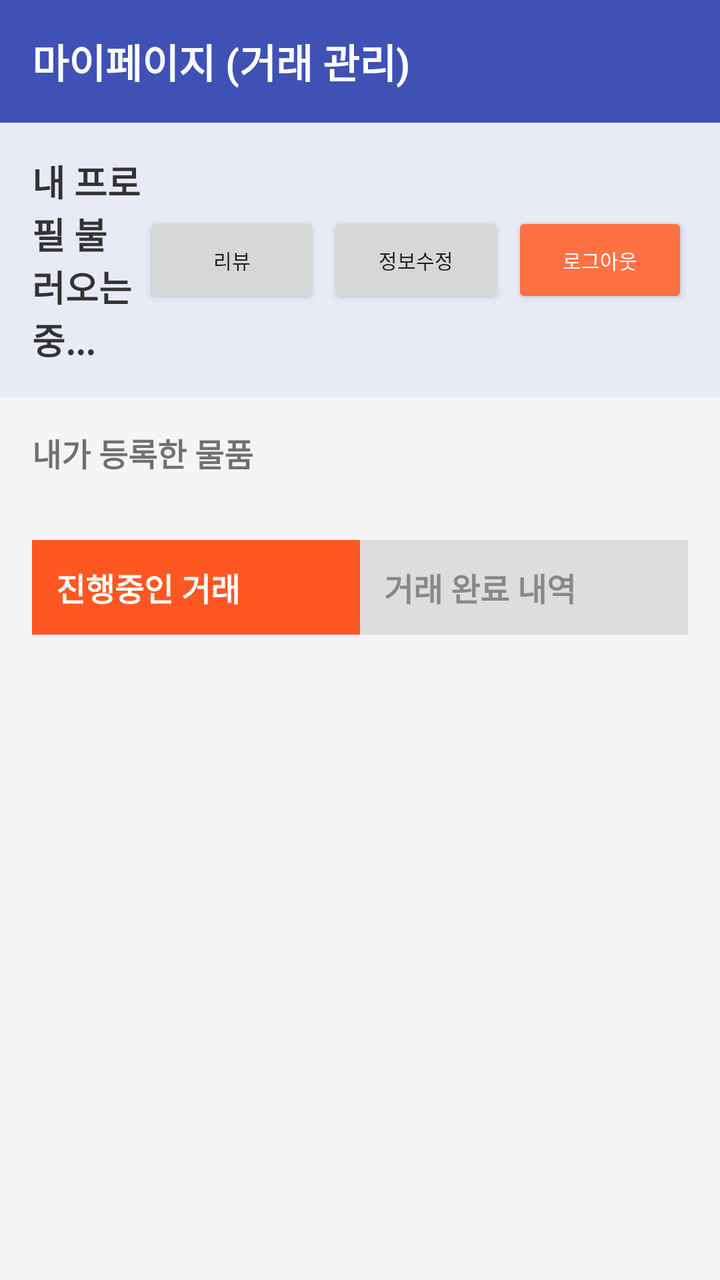
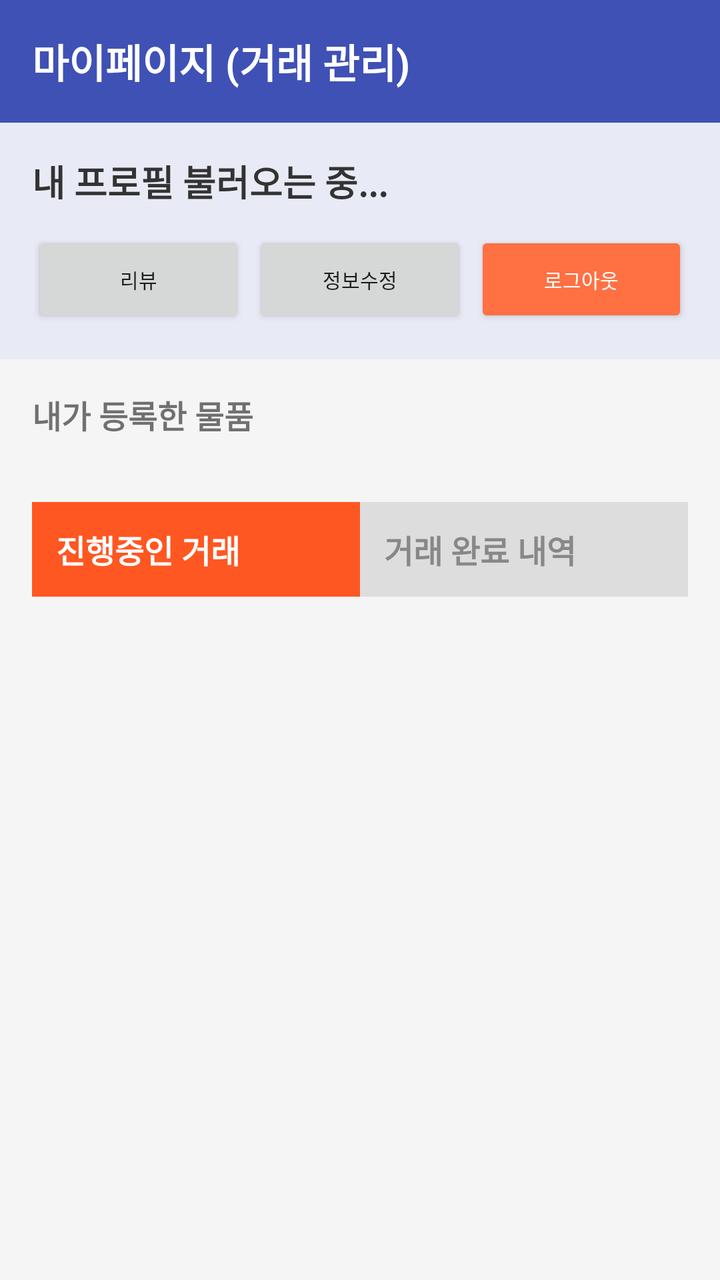

Two renders of the same Android screen: before a commit and after it. Below are the layout's source before the change and the commit's diff.
<!-- AndroidManifest.xml: application theme Theme.AppCompat.Light.NoActionBar -->
<!-- res/layout/activity_transaction_management.xml -->
<?xml version="1.0" encoding="utf-8"?>
<LinearLayout xmlns:android="http://schemas.android.com/apk/res/android"
    android:layout_width="match_parent"
    android:layout_height="match_parent"
    android:orientation="vertical"
    android:background="#F5F5F5">

    <TextView
        android:layout_width="match_parent"
        android:layout_height="wrap_content"
        android:text="마이페이지 (거래 관리)"
        android:textSize="20sp"
        android:textStyle="bold"
        android:padding="16dp"
        android:textColor="#FFFFFF"
        android:background="#3F51B5"/>
        
    <LinearLayout
        android:layout_width="match_parent"
        android:layout_height="wrap_content"
        android:orientation="horizontal"
        android:padding="16dp"
        android:background="#E8EAF6"
        android:gravity="center_vertical">
        <TextView
            android:id="@+id/tvMyProfile"
            android:layout_width="0dp"
            android:layout_weight="1"
            android:layout_height="wrap_content"
            android:textSize="18sp"
            android:textColor="#333333"
            android:textStyle="bold"
            android:text="내 프로필 불러오는 중..."/>
        <Button
            android:id="@+id/btnViewMyReviews"
            android:layout_width="wrap_content"
            android:layout_height="wrap_content"
            android:text="리뷰"
            android:textSize="10sp"
            android:layout_marginEnd="4dp"/>
        <Button
            android:id="@+id/btnEditProfile"
            android:layout_width="wrap_content"
            android:layout_height="wrap_content"
            android:text="정보수정"
            android:textSize="10sp"
            android:layout_marginEnd="4dp"/>
        <Button
            android:id="@+id/btnLogout"
            android:layout_width="wrap_content"
            android:layout_height="wrap_content"
            android:text="로그아웃"
            android:textSize="10sp"
            android:backgroundTint="#FF7043"
            android:textColor="#FFFFFF" />
    </LinearLayout>

    <androidx.core.widget.NestedScrollView
        android:layout_width="match_parent"
        android:layout_height="match_parent">
        
        <LinearLayout
            android:layout_width="match_parent"
            android:layout_height="wrap_content"
            android:orientation="vertical"
            android:padding="16dp">

            <TextView
                android:layout_width="wrap_content"
                android:layout_height="wrap_content"
                android:text="내가 등록한 물품"
                android:textStyle="bold"
                android:textSize="16sp"
                android:layout_marginBottom="8dp"/>

            <androidx.recyclerview.widget.RecyclerView
                android:id="@+id/recyclerViewMyItems"
                android:layout_width="match_parent"
                android:layout_height="wrap_content"
                android:nestedScrollingEnabled="false"
                android:layout_marginBottom="24dp"/>

            <LinearLayout
                android:layout_width="match_parent"
                android:layout_height="wrap_content"
                android:orientation="horizontal"
                android:layout_marginBottom="8dp">

                <TextView
                    android:id="@+id/tabOngoing"
                    android:layout_width="0dp"
                    android:layout_height="wrap_content"
                    android:layout_weight="1"
                    android:text="진행중인 거래"
                    android:textAlignment="center"
                    android:textStyle="bold"
                    android:textSize="16sp"
                    android:padding="12dp"
                    android:textColor="#FFFFFF"
                    android:background="#FF5722"/>

                <TextView
                    android:id="@+id/tabCompleted"
                    android:layout_width="0dp"
                    android:layout_height="wrap_content"
                    android:layout_weight="1"
                    android:text="거래 완료 내역"
                    android:textAlignment="center"
                    android:textStyle="bold"
                    android:textSize="16sp"
                    android:padding="12dp"
                    android:textColor="#888888"
                    android:background="#DDDDDD"/>
            </LinearLayout>

            <androidx.recyclerview.widget.RecyclerView
                android:id="@+id/recyclerViewTransactions"
                android:layout_width="match_parent"
                android:layout_height="wrap_content"
                android:nestedScrollingEnabled="false"
                android:layout_marginBottom="24dp"/>

            <androidx.recyclerview.widget.RecyclerView
                android:id="@+id/recyclerViewCompletedTransactions"
                android:layout_width="match_parent"
                android:layout_height="wrap_content"
                android:visibility="gone"
                android:nestedScrollingEnabled="false"/>
                
        </LinearLayout>
    </androidx.core.widget.NestedScrollView>
</LinearLayout>
<!-- resources referenced by this layout -->
<resources>

</resources>

<!-- the commit's change to res/layout/activity_transaction_management.xml (unified diff, before → after) -->
@@ -18,41 +18,52 @@
     <LinearLayout
         android:layout_width="match_parent"
         android:layout_height="wrap_content"
-        android:orientation="horizontal"
+        android:orientation="vertical"
         android:padding="16dp"
-        android:background="#E8EAF6"
-        android:gravity="center_vertical">
+        android:background="#E8EAF6">
+
         <TextView
             android:id="@+id/tvMyProfile"
-            android:layout_width="0dp"
-            android:layout_weight="1"
+            android:layout_width="match_parent"
             android:layout_height="wrap_content"
             android:textSize="18sp"
             android:textColor="#333333"
             android:textStyle="bold"
-            android:text="내 프로필 불러오는 중..."/>
-        <Button
-            android:id="@+id/btnViewMyReviews"
-            android:layout_width="wrap_content"
+            android:text="내 프로필 불러오는 중..."
+            android:layout_marginBottom="12dp"/>
+
+        <LinearLayout
+            android:layout_width="match_parent"
             android:layout_height="wrap_content"
-            android:text="리뷰"
-            android:textSize="10sp"
-            android:layout_marginEnd="4dp"/>
-        <Button
-            android:id="@+id/btnEditProfile"
-            android:layout_width="wrap_content"
-            android:layout_height="wrap_content"
-            android:text="정보수정"
-            android:textSize="10sp"
-            android:layout_marginEnd="4dp"/>
-        <Button
-            android:id="@+id/btnLogout"
-            android:layout_width="wrap_content"
-            android:layout_height="wrap_content"
-            android:text="로그아웃"
-            android:textSize="10sp"
-            android:backgroundTint="#FF7043"
-            android:textColor="#FFFFFF" />
+            android:orientation="horizontal"
+            android:gravity="center_vertical">
+
+            <Button
+                android:id="@+id/btnViewMyReviews"
+                android:layout_width="0dp"
+                android:layout_weight="1"
+                android:layout_height="wrap_content"
+                android:text="리뷰"
+                android:textSize="10sp"
+                android:layout_marginEnd="4dp"/>
+            <Button
+                android:id="@+id/btnEditProfile"
+                android:layout_width="0dp"
+                android:layout_weight="1"
+                android:layout_height="wrap_content"
+                android:text="정보수정"
+                android:textSize="10sp"
+                android:layout_marginEnd="4dp"/>
+            <Button
+                android:id="@+id/btnLogout"
+                android:layout_width="0dp"
+                android:layout_weight="1"
+                android:layout_height="wrap_content"
+                android:text="로그아웃"
+                android:textSize="10sp"
+                android:backgroundTint="#FF7043"
+                android:textColor="#FFFFFF" />
+        </LinearLayout>
     </LinearLayout>
 
     <androidx.core.widget.NestedScrollView
